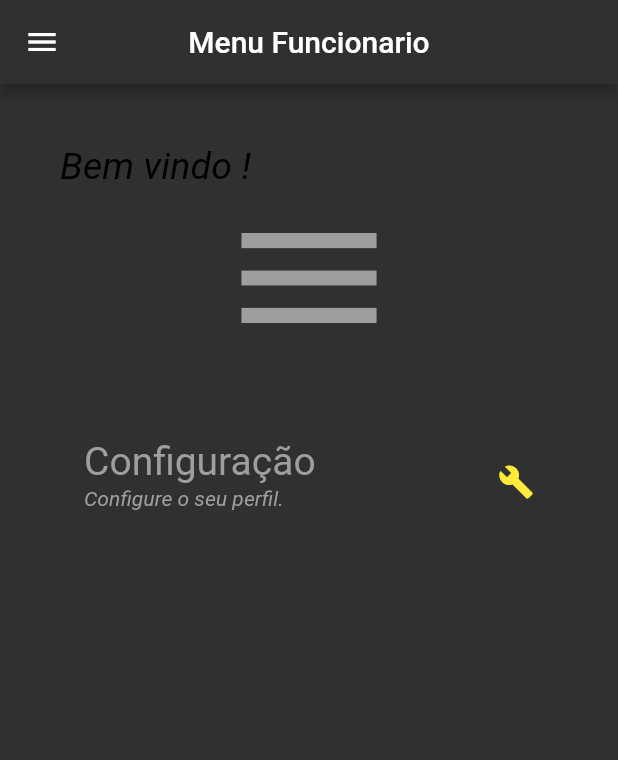
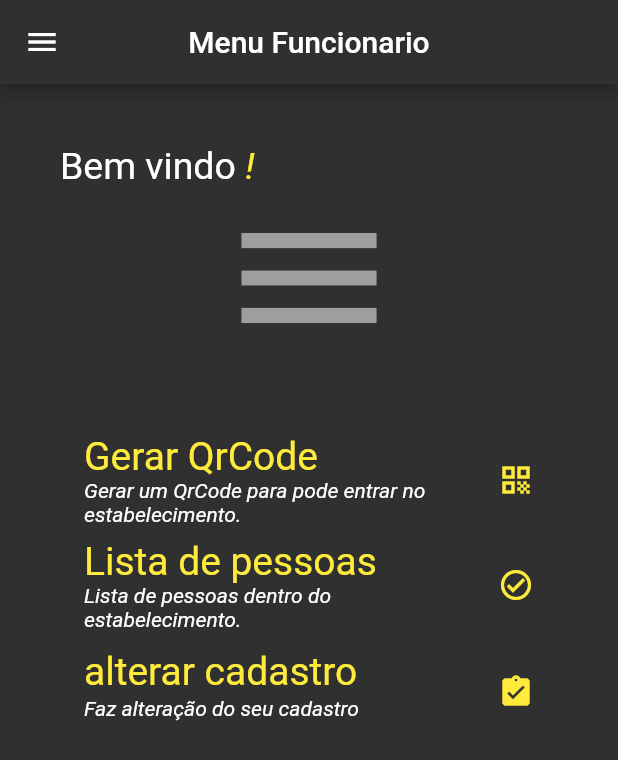
Before and after one commit to ElioPaulino/ELController, a Flutter app: the HomeFuncionarioTela screen opened directly with empty values, on a phone screen of 412 x 824 dp. Shown: the top 760 px of the screen. Run offline on Flutter 3.47's test engine with Material 2 defaults, Android fonts, the phone set to English and light mode, and no system bars; our stand-ins replace qr_flutter.

Commit message:
Lucas - Gerar QrCode + algumas alterações

```diff
--- a/lib/main.dart
+++ b/lib/main.dart
@@ -3,6 +3,7 @@ import 'package:appeliolucas/view/homefuncionariotela.dart';
 import 'package:appeliolucas/view/hometela.dart';
 import 'package:appeliolucas/view/sobretela.dart';
 import 'package:appeliolucas/view/cadastrotela.dart';
+import 'package:appeliolucas/view/gerarqrcodetela.dart';
 import 'package:flutter/material.dart';
 
 import 'model/usuario.dart';
@@ -21,6 +22,7 @@ void main() {
       '/sobre': (context) => SobreTela(),
       '/cadastro': (context) => CadastroTela(),
       '/homefuncionario': (context) => HomeFuncionarioTela(),
+      '/gerarqrcodetela': (context) => GerarQrCode(),
     },
     //Tema
     theme: ThemeData(
--- a/lib/view/homeempresatela.dart
+++ b/lib/view/homeempresatela.dart
@@ -1,3 +1,5 @@
+import 'dart:html';
+
 import 'package:appeliolucas/model/usuario.dart';
 import 'package:flutter/material.dart';
 import 'package:flutter/services.dart';
@@ -65,20 +67,29 @@ class _HomeEmpresaTelaState extends State<HomeEmpresaTela> {
         //
         child: ListView(
           children: [
+            Row(children: [
+
             Text(
-              'Bem vindo ${user.login}!',
+              'Bem vindo ',
               style: TextStyle(
                   fontSize: 25,
-                  color: Colors.white,
+                  color: Colors.white,),
+            ),
+            Text(
+              '${user.login}!',
+              style: TextStyle(
+                  fontSize: 25,
+                  color: Colors.yellow,
                   fontStyle: FontStyle.italic),
             ),
+             ],),
             Icon(Icons.menu, size: 120, color: Colors.grey),
             SizedBox(height: 40),
             ListTile(
               trailing: Icon(Icons.assignment_ind, color: Colors.yellow),
               title: Text('Cadastro funcionario',
                   style: TextStyle(fontSize: 26, color: Colors.yellow)),
-              subtitle: Text('Configure o seu perfil. ',
+              subtitle: Text('Cadastre um novo funcionário em seu estabelecimento ',
                   style: TextStyle(
                       fontSize: 14,
                       color: Colors.white,
@@ -93,7 +104,7 @@ class _HomeEmpresaTelaState extends State<HomeEmpresaTela> {
               trailing: Icon(Icons.assignment_turned_in, color: Colors.yellow),
               title: Text('alterar cadastro',
                   style: TextStyle(fontSize: 26, color: Colors.yellow)),
-              subtitle: Text('Configure o seu perfil. ',
+              subtitle: Text('Faz alteração do seu cadastro',
                   style: TextStyle(
                       fontSize: 14,
                       color: Colors.white,
@@ -108,7 +119,7 @@ class _HomeEmpresaTelaState extends State<HomeEmpresaTela> {
               trailing: Icon(Icons.emoji_people_sharp, color: Colors.yellow),
               title: Text('Limite de pessoas',
                   style: TextStyle(fontSize: 26, color: Colors.yellow)),
-              subtitle: Text('Configure o seu perfil. ',
+              subtitle: Text('Ajuste o limite de pessoas dentro do estabelecimento. ',
                   style: TextStyle(
                       fontSize: 14,
                       color: Colors.white,
--- a/lib/view/homefuncionariotela.dart
+++ b/lib/view/homefuncionariotela.dart
@@ -66,23 +66,64 @@ class _HomeFuncionarioTelaState extends State<HomeFuncionarioTela> {
         //
         child: ListView(
           children: [
+            Row(children: [
             Text(
-              'Bem vindo ${user.login}!',
+              'Bem vindo ',
               style: TextStyle(
                   fontSize: 25,
-                  color: Colors.black,
+                  color: Colors.white,),
+            ),
+            Text(
+              '${user.login}!',
+              style: TextStyle(
+                  fontSize: 25,
+                  color: Colors.yellow,
                   fontStyle: FontStyle.italic),
             ),
+
+            ],),
+
             Icon(Icons.menu, size: 120, color: Colors.grey),
             SizedBox(height: 40),
             ListTile(
-              trailing: Icon(Icons.build, color: Colors.yellow),
-              title: Text('Configuração',
-                  style: TextStyle(fontSize: 26, color: Colors.grey)),
-              subtitle: Text('Configure o seu perfil. ',
+              trailing: Icon(Icons.qr_code, color: Colors.yellow),
+              title: Text('Gerar QrCode',
+                  style: TextStyle(fontSize: 26, color: Colors.yellow)),
+              subtitle: Text(
+                  'Gerar um QrCode para pode entrar no estabelecimento.',
                   style: TextStyle(
                       fontSize: 14,
-                      color: Colors.grey,
+                      color: Colors.white,
+                      fontStyle: FontStyle.italic)),
+              onTap: () {
+                print('item pressionado');
+                Navigator.pushNamed(context, '/gerarqrcodetela');
+              },
+              hoverColor: Colors.yellow,
+            ),
+            ListTile(
+              trailing: Icon(Icons.check_circle_outline_sharp, color: Colors.yellow),
+              title: Text('Lista de pessoas',
+                  style: TextStyle(fontSize: 26, color: Colors.yellow)),
+              subtitle: Text('Lista de pessoas dentro do estabelecimento.',
+                  style: TextStyle(
+                      fontSize: 14,
+                      color: Colors.white,
+                      fontStyle: FontStyle.italic)),
+              onTap: () {
+                print('item pressionado');
+                Navigator.pushNamed(context, '/list1');
+              },
+              hoverColor: Colors.yellow,
+            ),
+            ListTile(
+              trailing: Icon(Icons.assignment_turned_in, color: Colors.yellow),
+              title: Text('alterar cadastro',
+                  style: TextStyle(fontSize: 26, color: Colors.yellow)),
+              subtitle: Text('Faz alteração do seu cadastro',
+                  style: TextStyle(
+                      fontSize: 14,
+                      color: Colors.white,
                       fontStyle: FontStyle.italic)),
               onTap: () {
                 print('item pressionado');
--- a/pubspec.yaml
+++ b/pubspec.yaml
@@ -29,10 +29,12 @@ dependencies:
   # The following adds the Cupertino Icons font to your application.
   # Use with the CupertinoIcons class for iOS style icons.
   cupertino_icons: ^1.0.2
+  qr_flutter: ^3.0.1
 
 dev_dependencies:
   flutter_test:
     sdk: flutter
+
 
 # For information on the generic Dart part of this file, see the
 # following page: https://dart.dev/tools/pub/pubspec
```
Also changed, not shown: lib/view/gerarqrcodetela.dart (+42 -0 lines), lib/view/sobretela.dart (+12 -9 lines), pubspec.lock.
